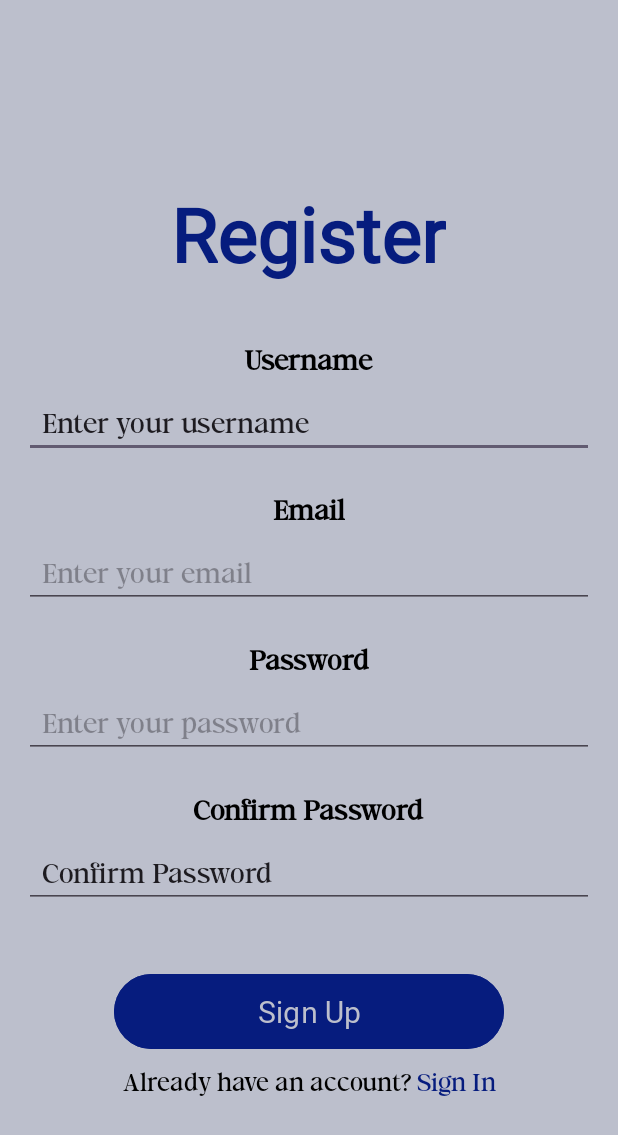
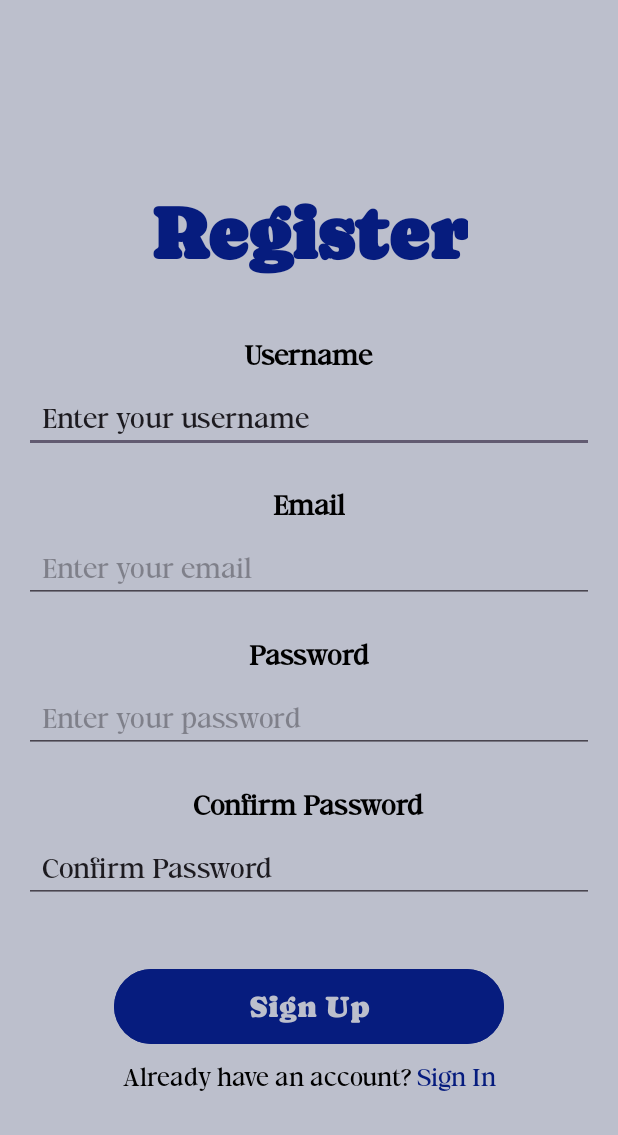
Before and after one commit to honeygloss/RoadtoMerdeka, an Android app: the screen it shows after launch (MainActivity), on a phone screen of 412 x 824 dp. Shown: the top 1135 px of the screen. Run offline under Robolectric (Android 15) with nearby library versions, the phone set to English and light mode, and no system bars; Roboto replaces fonts that are not available here.

Commit message:
login, register push

```diff
--- a/app/src/main/res/layout/activity_login.xml
+++ b/app/src/main/res/layout/activity_login.xml
@@ -12,7 +12,7 @@
         android:id="@+id/textView"
         android:layout_width="240dp"
         android:layout_height="221dp"
-        android:fontFamily="@font/caprasimo"
+        android:fontFamily="@font/caprasimo_regular"
         android:gravity="center"
         android:text="Road\nto\nMerdeka"
         android:textColor="@color/blue"
@@ -72,7 +72,7 @@
         android:layout_height="58dp"
         android:layout_marginTop="40dp"
         android:backgroundTint="@color/blue"
-        android:fontFamily="@font/caprasimo"
+        android:fontFamily="@font/caprasimo_regular"
         android:gravity="center"
         android:text="@string/login_text"
         android:textSize="20sp" />
--- a/app/src/main/res/layout/activity_main.xml
+++ b/app/src/main/res/layout/activity_main.xml
@@ -14,7 +14,7 @@
         android:layout_width="wrap_content"
         android:layout_height="wrap_content"
         android:layout_marginTop="30dp"
-        android:fontFamily="@font/caprasimo"
+        android:fontFamily="@font/caprasimo_regular"
         android:gravity="center"
         android:text="@string/register_text"
         android:textColor="@color/blue"
@@ -121,7 +121,7 @@
         android:layout_marginTop="40dp"
         android:backgroundTint="@color/blue"
         android:textColor="@color/grey"
-        android:fontFamily="@font/caprasimo"
+        android:fontFamily="@font/caprasimo_regular"
         android:gravity="center"
         android:text="@string/signup_text"
         android:textSize="20sp" />
```
Also changed, not shown: app/src/main/res/font/caprasimo_regular.ttf (added).
